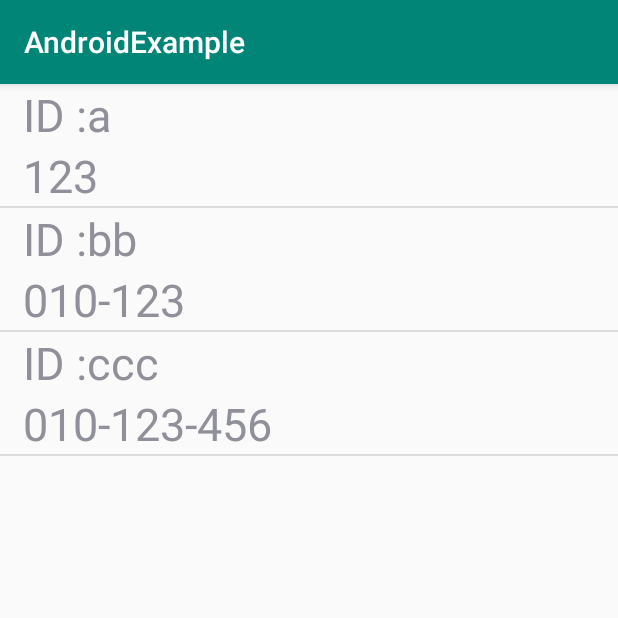
After one commit to DICE777/AndroidExample, an Android app: the AdapterActivity screen opened directly, with no data from a screen before it, on a phone screen of 412 x 824 dp, the top half of it. The commit adds this screen. Run offline under Robolectric (Android 15) with nearby library versions, the phone set to English and light mode, and no system bars.

Commit message:
Android Adapter Example

```diff
--- a/app/src/main/AndroidManifest.xml
+++ b/app/src/main/AndroidManifest.xml
@@ -17,6 +17,7 @@
             </intent-filter>
         </activity>
         <activity android:name=".ServiceActivity" />
+        <activity android:name=".AdapterActivity"></activity>
 
         <service android:name=".Service.MyService" />
     </application>
--- /dev/null
+++ b/app/src/main/java/com/example/androidexample/Adapter/MyItem.java
@@ -0,0 +1,29 @@
+package com.example.androidexample.Adapter;
+
+public class MyItem {
+    String id;
+    String phone;
+
+    public MyItem(String id, String phone) {
+        this.id = id;
+        this.phone = phone;
+    }
+
+    public MyItem() {}
+
+    public String getId() {
+        return id;
+    }
+
+    public void setId(String id) {
+        this.id = id;
+    }
+
+    public String getPhone() {
+        return phone;
+    }
+
+    public void setPhone(String phone) {
+        this.phone = phone;
+    }
+}
--- /dev/null
+++ b/app/src/main/java/com/example/androidexample/Adapter/MyItemView.java
@@ -0,0 +1,41 @@
+package com.example.androidexample.Adapter;
+
+import android.content.Context;
+import android.util.AttributeSet;
+import android.view.LayoutInflater;
+import android.widget.LinearLayout;
+import android.widget.TextView;
+
+import com.example.androidexample.R;
+
+// 뷰를 생성할 때는 필수 생성자가 2개이다.
+public class MyItemView extends LinearLayout {
+    TextView textView, textView2;
+
+    public MyItemView(Context context) {
+        super(context);
+        init(context);
+    }
+
+    public MyItemView(Context context, AttributeSet attrs) {
+        super(context, attrs);
+        init(context);
+    }
+
+    private void init(Context context) {
+        LayoutInflater inflater = (LayoutInflater) context.getSystemService(Context.LAYOUT_INFLATER_SERVICE);
+        inflater.inflate(R.layout.my_item, this, true);
+
+        textView = findViewById(R.id.tv_id);
+        textView2 = findViewById(R.id.tv_phone);
+    }
+
+    public void setId(String id) {
+        textView.setText(id);
+    }
+
+    public void setPhone(String phone) {
+        textView2.setText(phone);
+    }
+
+}
--- /dev/null
+++ b/app/src/main/java/com/example/androidexample/AdapterActivity.java
@@ -0,0 +1,68 @@
+package com.example.androidexample;
+
+import androidx.appcompat.app.AppCompatActivity;
+
+import android.os.Bundle;
+import android.view.View;
+import android.view.ViewGroup;
+import android.widget.BaseAdapter;
+import android.widget.ListView;
+
+import com.example.androidexample.Adapter.MyItem;
+import com.example.androidexample.Adapter.MyItemView;
+
+import java.util.ArrayList;
+
+public class AdapterActivity extends AppCompatActivity {
+
+    @Override
+    protected void onCreate(Bundle savedInstanceState) {
+        super.onCreate(savedInstanceState);
+        setContentView(R.layout.activity_adapter);
+
+        ListView listView = findViewById(R.id.list_view_comment);
+
+        MyAdapter adapter = new MyAdapter();
+
+        adapter.addItem(new MyItem("a", "123"));
+        adapter.addItem(new MyItem("bb", "010-123"));
+        adapter.addItem(new MyItem("ccc", "010-123-456"));
+
+        listView.setAdapter(adapter);
+
+    }
+
+    class MyAdapter extends BaseAdapter {
+        private ArrayList<MyItem> items = new ArrayList<>();
+
+        public void addItem(MyItem item) {
+            items.add(item);
+        }
+
+        @Override
+        public int getCount() {
+            return items.size();
+        }
+
+        @Override
+        public Object getItem(int position) {
+            return items.get(position);
+        }
+
+        @Override
+        public long getItemId(int position) {
+            return position;
+        }
+
+        @Override
+        public View getView(int position, View convertView, ViewGroup parent) {
+            MyItemView view = new MyItemView(getApplicationContext());
+
+            MyItem item = items.get(position);
+            view.setId(item.getId());
+            view.setPhone(item.getPhone());
+
+            return view;
+        }
+    }
+}
--- a/app/src/main/java/com/example/androidexample/MainActivity.java
+++ b/app/src/main/java/com/example/androidexample/MainActivity.java
@@ -24,5 +24,14 @@ public class MainActivity extends AppCompatActivity {
             }
         });
 
+        // PRACTICE :: Adapter
+        Button adapterButton = findViewById(R.id.button_adapter);
+        adapterButton.setOnClickListener(new View.OnClickListener() {
+            @Override
+            public void onClick(View v) {
+                Intent intent = new Intent(getApplicationContext(), AdapterActivity.class);
+                startActivity(intent);
+            }
+        });
     }
 }
--- /dev/null
+++ b/app/src/main/res/layout/activity_adapter.xml
@@ -0,0 +1,14 @@
+<?xml version="1.0" encoding="utf-8"?>
+<androidx.constraintlayout.widget.ConstraintLayout xmlns:android="http://schemas.android.com/apk/res/android"
+    xmlns:app="http://schemas.android.com/apk/res-auto"
+    xmlns:tools="http://schemas.android.com/tools"
+    android:layout_width="match_parent"
+    android:layout_height="match_parent"
+    tools:context=".AdapterActivity">
+
+    <ListView
+        android:id="@+id/list_view_comment"
+        android:layout_width="match_parent"
+        android:layout_height="match_parent" />
+
+</androidx.constraintlayout.widget.ConstraintLayout>
--- a/app/src/main/res/layout/activity_main.xml
+++ b/app/src/main/res/layout/activity_main.xml
@@ -13,4 +13,11 @@
         android:layout_height="wrap_content"
         android:text="@string/service"/>
 
+    <Button
+        android:id="@+id/button_adapter"
+        android:layout_width="wrap_content"
+        android:layout_height="wrap_content"
+        android:text="@string/adapter"
+        android:layout_marginTop="15dp"/>
+
 </LinearLayout>
--- /dev/null
+++ b/app/src/main/res/layout/my_item.xml
@@ -0,0 +1,41 @@
+<?xml version="1.0" encoding="utf-8"?>
+<LinearLayout
+    xmlns:android="http://schemas.android.com/apk/res/android"
+    android:orientation="vertical"
+    android:layout_width="match_parent"
+    android:layout_height="match_parent"
+    android:layout_marginLeft="15dp">
+
+    <LinearLayout
+        android:layout_width="match_parent"
+        android:layout_height="wrap_content"
+        android:orientation="horizontal">
+
+        <TextView
+            android:layout_width="wrap_content"
+            android:layout_height="wrap_content"
+            android:text="@string/id"
+            android:textSize="30sp"/>
+
+        <TextView
+            android:id="@+id/tv_id"
+            android:layout_width="wrap_content"
+            android:layout_height="wrap_content"
+            android:textSize="30sp"/>
+
+    </LinearLayout>
+
+    <LinearLayout
+        android:layout_width="match_parent"
+        android:layout_height="wrap_content"
+        android:orientation="horizontal">
+
+        <TextView
+            android:id="@+id/tv_phone"
+            android:layout_width="wrap_content"
+            android:layout_height="wrap_content"
+            android:text="@string/phone"
+            android:textSize="30sp" />
+
+    </LinearLayout>
+</LinearLayout>
--- a/app/src/main/res/values/strings.xml
+++ b/app/src/main/res/values/strings.xml
@@ -4,4 +4,8 @@
     <string name="service">Service</string>
     <string name="service_start">Start Service</string>
     <string name="service_finish">Finish Service</string>
+
+    <string name="adapter">Adapter</string>
+    <string name="id">ID : </string>
+    <string name="phone">PHONE : </string>
 </resources>
```
